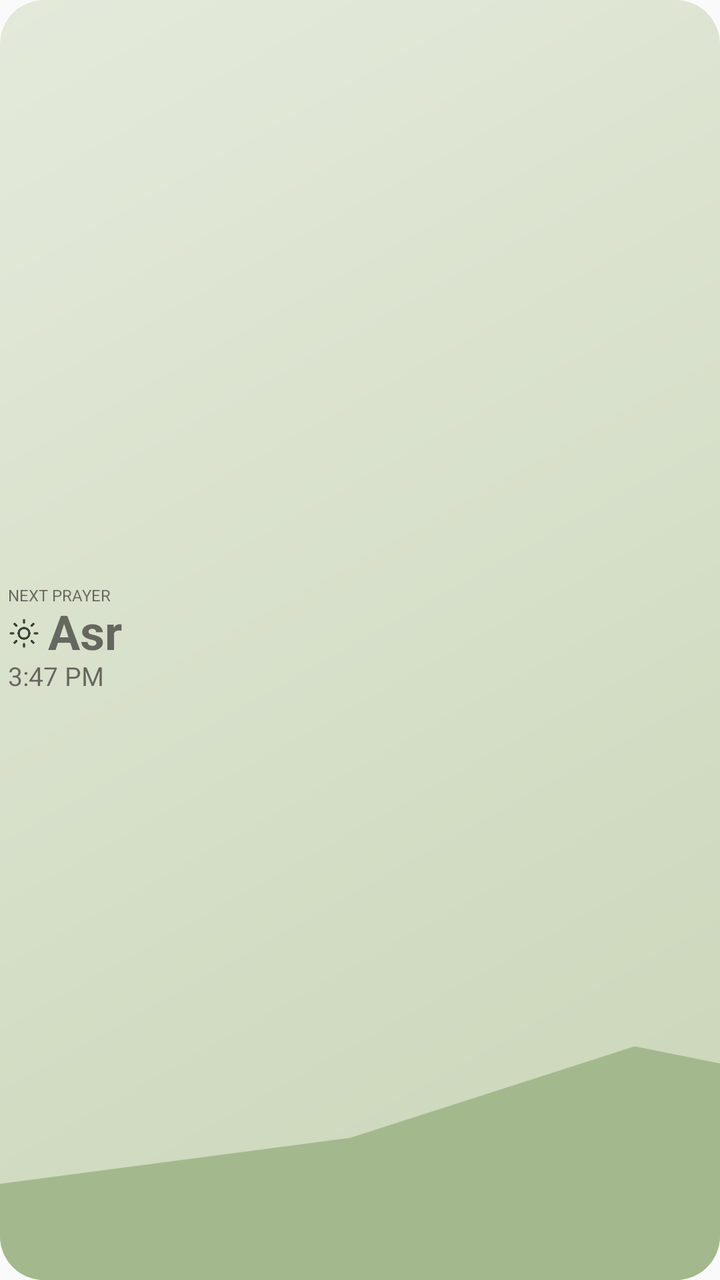
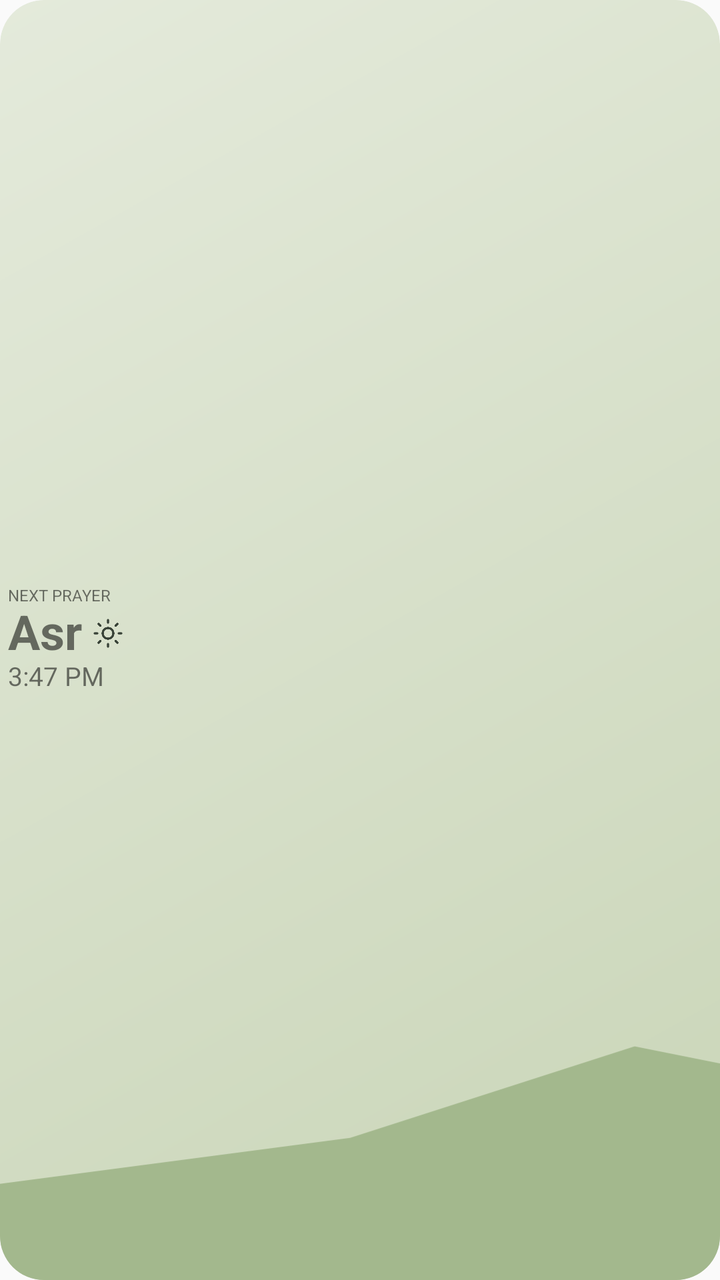

Two renders of the same Android screen: before a commit and after it. Below are the layout's source before the change and the commit's diff.
<!-- AndroidManifest.xml: application theme AppTheme -->
<!-- res/layout/prayer_widget.xml -->
<?xml version="1.0" encoding="utf-8"?>
<FrameLayout xmlns:android="http://schemas.android.com/apk/res/android" android:layout_width="match_parent" android:layout_height="match_parent">
 <FrameLayout android:id="@+id/widget_root" android:layout_width="match_parent" android:layout_height="match_parent" android:background="@drawable/widget_asr" android:clipToOutline="true">
  <ImageView android:id="@+id/widget_scene" android:layout_width="match_parent" android:layout_height="match_parent" android:src="@drawable/widget_scene_day" android:scaleType="centerCrop" android:importantForAccessibility="no" />
  <LinearLayout android:layout_width="match_parent" android:layout_height="match_parent" android:orientation="vertical" android:gravity="start|center_vertical" android:padding="4dp">
   <TextView android:id="@+id/widget_label" android:layout_width="match_parent" android:layout_height="wrap_content" android:fontFamily="sans-serif" android:text="NEXT PRAYER" android:gravity="start|center_vertical" android:textSize="8sp" android:includeFontPadding="false" android:maxLines="1" />
   <LinearLayout android:layout_width="match_parent" android:layout_height="wrap_content" android:orientation="horizontal" android:gravity="center_vertical">
    <ImageView android:id="@+id/widget_icon" android:layout_width="16dp" android:layout_height="16dp" android:layout_marginEnd="4dp" android:src="@drawable/widget_icon_sun" android:importantForAccessibility="no" />
    <TextView android:id="@+id/widget_prayer" android:layout_width="0dp" android:layout_weight="1" android:layout_height="wrap_content" android:layout_marginTop="0dp" android:text="Asr" android:textStyle="bold" android:gravity="start|center_vertical" android:textSize="24sp" android:fontFamily="sans-serif" android:maxLines="1" android:autoSizeTextType="uniform" android:autoSizeMinTextSize="12sp" android:autoSizeMaxTextSize="24sp" android:autoSizeStepGranularity="1sp" android:includeFontPadding="false" />
   </LinearLayout>
   <TextView android:id="@+id/widget_time" android:layout_width="match_parent" android:layout_height="wrap_content" android:fontFamily="sans-serif" android:text="3:47 PM" android:gravity="start|center_vertical" android:textSize="13sp" android:maxLines="1" android:includeFontPadding="false" />
   <Chronometer android:id="@+id/widget_countdown" android:layout_width="match_parent" android:layout_height="wrap_content" android:layout_marginTop="0dp" android:textSize="8sp" android:format="In %s" android:visibility="gone" android:maxLines="1" android:includeFontPadding="false" />
   <TextView android:id="@+id/widget_location" android:layout_width="wrap_content" android:layout_height="wrap_content" android:visibility="gone" />
   <TextView android:id="@+id/widget_reflection" android:layout_width="wrap_content" android:layout_height="wrap_content" android:visibility="gone" />
  </LinearLayout>
 </FrameLayout>
</FrameLayout>
<!-- resources referenced by this layout -->
<resources>
  <!-- drawable widget_asr (drawable) -->
  <?xml version="1.0" encoding="utf-8"?>
  <shape xmlns:android="http://schemas.android.com/apk/res/android"><corners android:radius="22dp"/><gradient android:startColor="#E4EADB" android:endColor="#C9D5B7" android:angle="315"/></shape>
  <!-- drawable widget_icon_sun (drawable) -->
  <vector xmlns:android="http://schemas.android.com/apk/res/android" android:width="18dp" android:height="18dp" android:viewportWidth="24" android:viewportHeight="24"><path android:fillColor="#00000000" android:strokeColor="#394338" android:strokeWidth="1.6" android:strokeLineCap="round" android:strokeLineJoin="round" android:pathData="M12,8a4,4 0,1 0,0 8a4,4 0,1 0,0 -8 M12,2v2 M12,20v2 M2,12h2 M20,12h2 M4.93,4.93l1.42,1.42 M17.65,17.65l1.42,1.42 M4.93,19.07l1.42,-1.42 M17.65,6.35l1.42,-1.42" /></vector>
  <!-- drawable widget_scene_day (drawable) -->
  <vector xmlns:android="http://schemas.android.com/apk/res/android" android:width="180dp" android:height="126dp" android:viewportWidth="180" android:viewportHeight="126">
   <path android:fillColor="#FFF2BE" android:pathData="M150,46a16,16 0,1 0,0 32a16,16 0,1 0,0 -32" />
   <path android:fillColor="#A3B88D" android:pathData="M0,114L28,113L51,117L89,112L117,103L142,108L180,97L180,126L0,126Z" />
  </vector>
  <style name="AppTheme" parent="Theme.AppCompat.Light.DarkActionBar">
          
          <item name="colorPrimary">@color/colorPrimary</item>
          <item name="colorPrimaryDark">@color/colorPrimaryDark</item>
          <item name="colorAccent">@color/colorAccent</item>
      </style>
</resources>

<!-- the commit's change to res/layout/prayer_widget.xml (unified diff, before → after) -->
@@ -5,8 +5,8 @@
   <LinearLayout android:layout_width="match_parent" android:layout_height="match_parent" android:orientation="vertical" android:gravity="start|center_vertical" android:padding="4dp">
    <TextView android:id="@+id/widget_label" android:layout_width="match_parent" android:layout_height="wrap_content" android:fontFamily="sans-serif" android:text="NEXT PRAYER" android:gravity="start|center_vertical" android:textSize="8sp" android:includeFontPadding="false" android:maxLines="1" />
    <LinearLayout android:layout_width="match_parent" android:layout_height="wrap_content" android:orientation="horizontal" android:gravity="center_vertical">
-    <ImageView android:id="@+id/widget_icon" android:layout_width="16dp" android:layout_height="16dp" android:layout_marginEnd="4dp" android:src="@drawable/widget_icon_sun" android:importantForAccessibility="no" />
-    <TextView android:id="@+id/widget_prayer" android:layout_width="0dp" android:layout_weight="1" android:layout_height="wrap_content" android:layout_marginTop="0dp" android:text="Asr" android:textStyle="bold" android:gravity="start|center_vertical" android:textSize="24sp" android:fontFamily="sans-serif" android:maxLines="1" android:autoSizeTextType="uniform" android:autoSizeMinTextSize="12sp" android:autoSizeMaxTextSize="24sp" android:autoSizeStepGranularity="1sp" android:includeFontPadding="false" />
+    <TextView android:id="@+id/widget_prayer" android:layout_width="wrap_content" android:layout_height="wrap_content" android:layout_marginTop="0dp" android:text="Asr" android:textStyle="bold" android:gravity="start|center_vertical" android:textSize="24sp" android:fontFamily="sans-serif" android:maxLines="1" android:autoSizeTextType="uniform" android:autoSizeMinTextSize="12sp" android:autoSizeMaxTextSize="24sp" android:autoSizeStepGranularity="1sp" android:includeFontPadding="false" />
+    <ImageView android:id="@+id/widget_icon" android:layout_width="16dp" android:layout_height="16dp" android:layout_marginStart="5dp" android:src="@drawable/widget_icon_sun" android:importantForAccessibility="no" />
    </LinearLayout>
    <TextView android:id="@+id/widget_time" android:layout_width="match_parent" android:layout_height="wrap_content" android:fontFamily="sans-serif" android:text="3:47 PM" android:gravity="start|center_vertical" android:textSize="13sp" android:maxLines="1" android:includeFontPadding="false" />
    <Chronometer android:id="@+id/widget_countdown" android:layout_width="match_parent" android:layout_height="wrap_content" android:layout_marginTop="0dp" android:textSize="8sp" android:format="In %s" android:visibility="gone" android:maxLines="1" android:includeFontPadding="false" />
